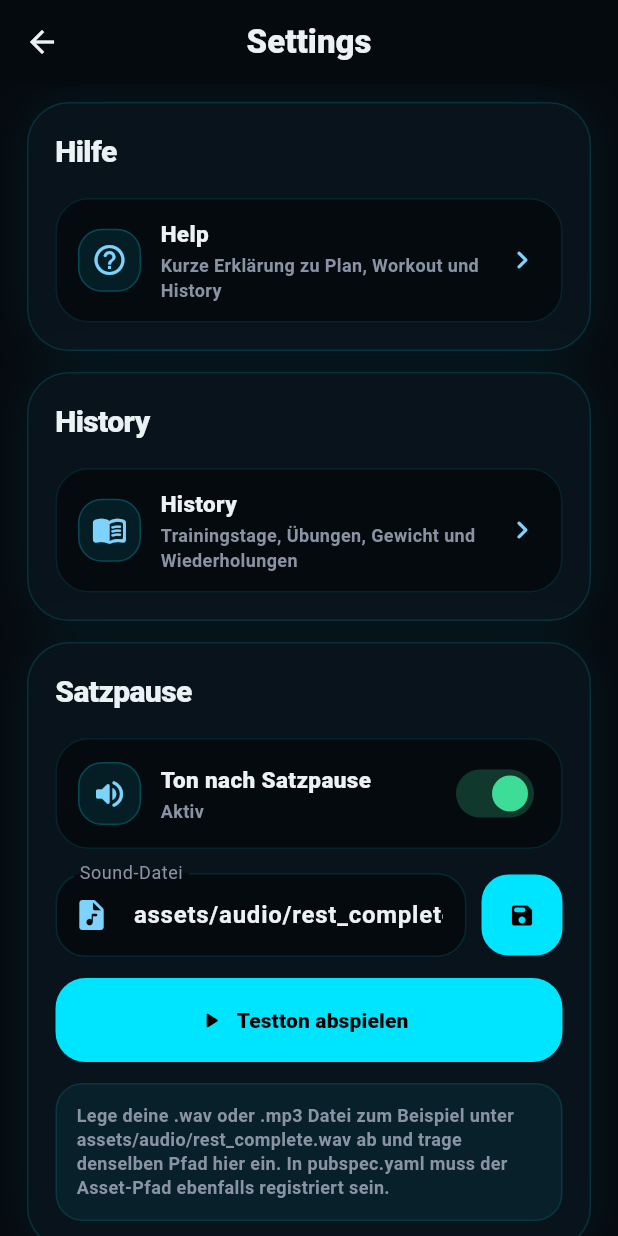
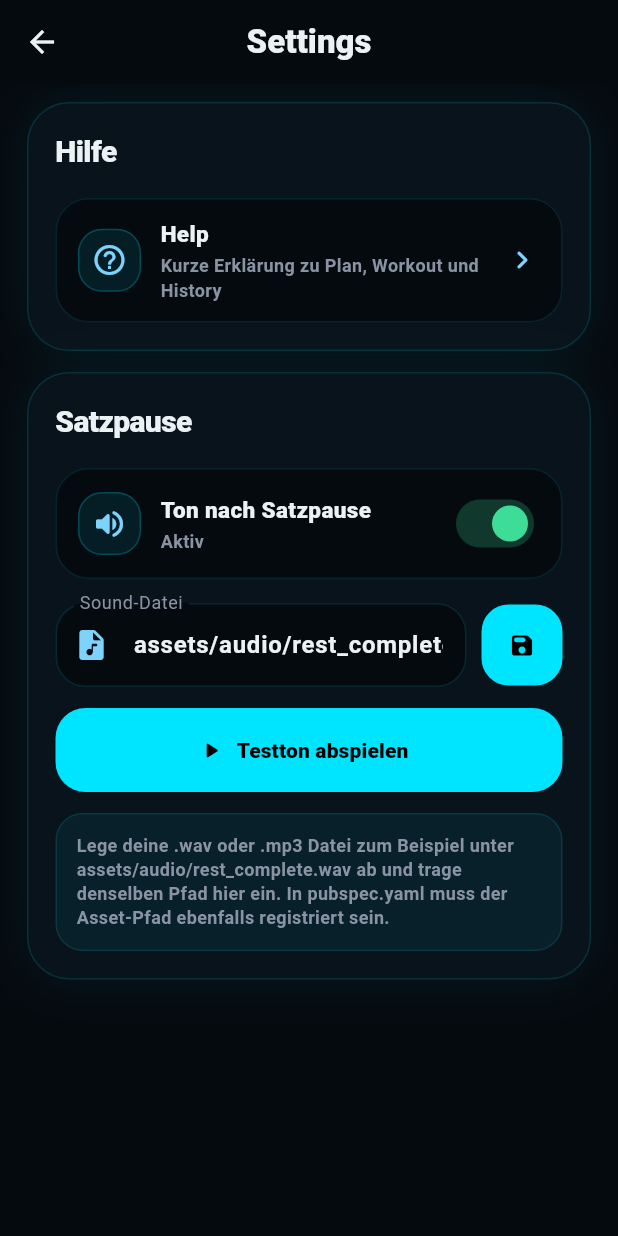
Before and after one commit to nlln19/repdex, a Flutter app: the SettingsScreen screen opened directly, on a phone screen of 412 x 824 dp. Run offline on Flutter 3.47's test engine with Material 3 defaults, Android fonts, the phone set to English and light mode, and no system bars; our stand-ins replace flutter_riverpod, hive_ce, hive_ce_flutter; missing offline and left inert: bodychart_heatmap, dart:html; accounts and stored records are empty.

Commit message:
Update Icon and add history function

```diff
--- a/lib/screens/help_screen.dart
+++ b/lib/screens/help_screen.dart
@@ -71,7 +71,7 @@ class HelpScreen extends StatelessWidget {
               icon: Icons.menu_book_rounded,
               title: 'History',
               items: [
-                'In Settings > History findest du deine abgeschlossenen Workouts.',
+                'Über das Buchsymbol oben rechts findest du deine abgeschlossenen Workouts.',
                 'Gespeichert werden Datum, Trainingstag, Übungen, Gewicht und Wiederholungen.',
                 'So kannst du später sehen, wie du dich entwickelt hast.',
               ],
@@ -81,7 +81,7 @@ class HelpScreen extends StatelessWidget {
               icon: Icons.settings_rounded,
               title: 'Settings',
               items: [
-                'Hier findest du History, Help und den Satzpausen-Ton.',
+                'Hier findest du Help und die Einstellungen für den Satzpausen-Ton.',
                 'Du kannst den Ton aktivieren, deaktivieren oder eine eigene Sound-Datei verwenden.',
               ],
             ),
--- a/lib/screens/settings_screen.dart
+++ b/lib/screens/settings_screen.dart
@@ -3,7 +3,6 @@ import 'package:hive_ce_flutter/hive_flutter.dart';
 
 import '../services/rest_sound_player.dart';
 import 'help_screen.dart';
-import 'history_screen.dart';
 
 class SettingsScreen extends StatefulWidget {
   const SettingsScreen({super.key});
@@ -68,19 +67,6 @@ class _SettingsScreenState extends State<SettingsScreen> {
                       Navigator.of(context).push(
                         MaterialPageRoute(
                           builder: (_) => const HelpScreen(),
-                        ),
-                      );
-                    },
-                  ),
-                ),
-                const SizedBox(height: 14),
-                _SettingsSection(
-                  title: 'History',
-                  child: _HistoryTile(
-                    onTap: () {
-                      Navigator.of(context).push(
-                        MaterialPageRoute(
-                          builder: (_) => const HistoryScreen(),
                         ),
                       );
                     },
@@ -242,81 +228,6 @@ class _HelpTile extends StatelessWidget {
                   SizedBox(height: 2),
                   Text(
                     'Kurze Erklärung zu Plan, Workout und History',
-                    maxLines: 2,
-                    overflow: TextOverflow.ellipsis,
-                    style: TextStyle(
-                      color: Color(0xFF8A93A3),
-                      fontSize: 12,
-                      fontWeight: FontWeight.w700,
-                    ),
-                  ),
-                ],
-              ),
-            ),
-            const SizedBox(width: 10),
-            const Icon(
-              Icons.chevron_right_rounded,
-              color: Color(0xFF7DD3FC),
-            ),
-          ],
-        ),
-      ),
-    );
-  }
-}
-
-class _HistoryTile extends StatelessWidget {
-  const _HistoryTile({required this.onTap});
-
-  final VoidCallback onTap;
-
-  @override
-  Widget build(BuildContext context) {
-    return InkWell(
-      borderRadius: BorderRadius.circular(22),
-      onTap: onTap,
-      child: Container(
-        padding: const EdgeInsets.symmetric(horizontal: 14, vertical: 12),
-        decoration: BoxDecoration(
-          color: const Color(0xFF050A0F),
-          borderRadius: BorderRadius.circular(22),
-          border: Border.all(
-            color: const Color(0xFF00E5FF).withValues(alpha: 0.12),
-          ),
-        ),
-        child: Row(
-          children: [
-            Container(
-              width: 42,
-              height: 42,
-              decoration: BoxDecoration(
-                borderRadius: BorderRadius.circular(16),
-                color: const Color(0xFF00E5FF).withValues(alpha: 0.09),
-                border: Border.all(
-                  color: const Color(0xFF00E5FF).withValues(alpha: 0.22),
-                ),
-              ),
-              child: const Icon(
-                Icons.menu_book_rounded,
-                color: Color(0xFF7DD3FC),
-              ),
-            ),
-            const SizedBox(width: 13),
-            const Expanded(
-              child: Column(
-                crossAxisAlignment: CrossAxisAlignment.start,
-                children: [
-                  Text(
-                    'History',
-                    style: TextStyle(
-                      color: Color(0xFFEAF2F4),
-                      fontSize: 15,
-                      fontWeight: FontWeight.w900,
-                    ),
-                  ),
-                  SizedBox(height: 2),
-                  Text(
-                    'Trainingstage, Übungen, Gewicht und Wiederholungen',
                     maxLines: 2,
                     overflow: TextOverflow.ellipsis,
                     style: TextStyle(
```
Also changed, not shown: lib/screens/home_screen.dart (+10 -39 lines), assets/icon.png, 38 other files.
